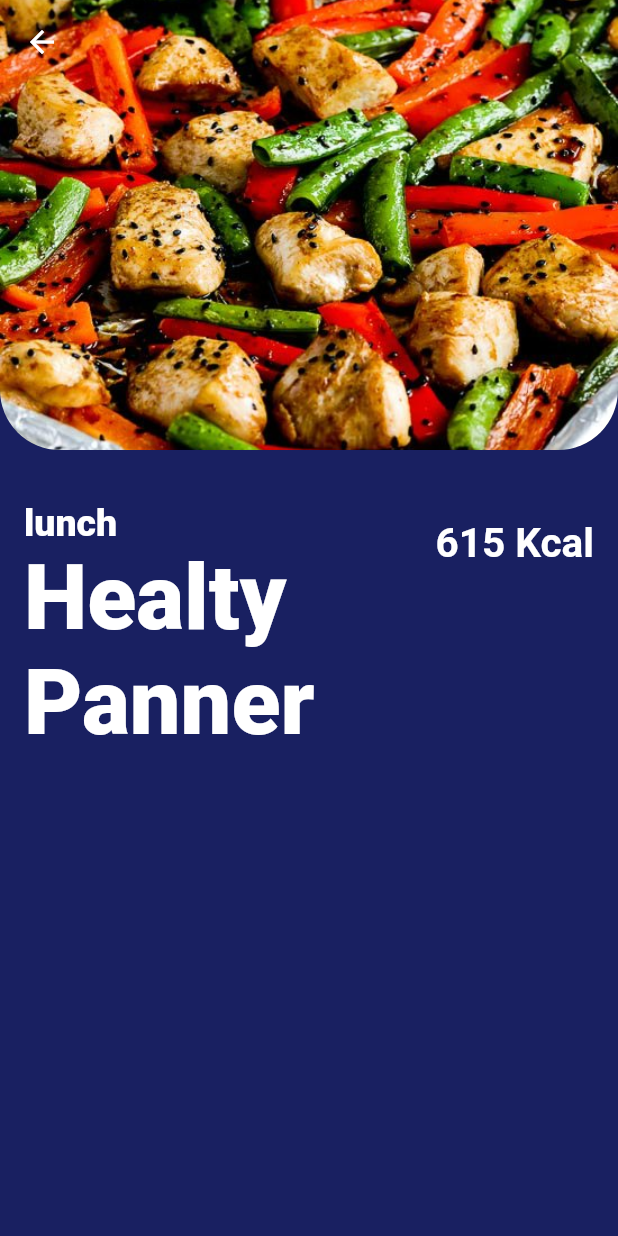
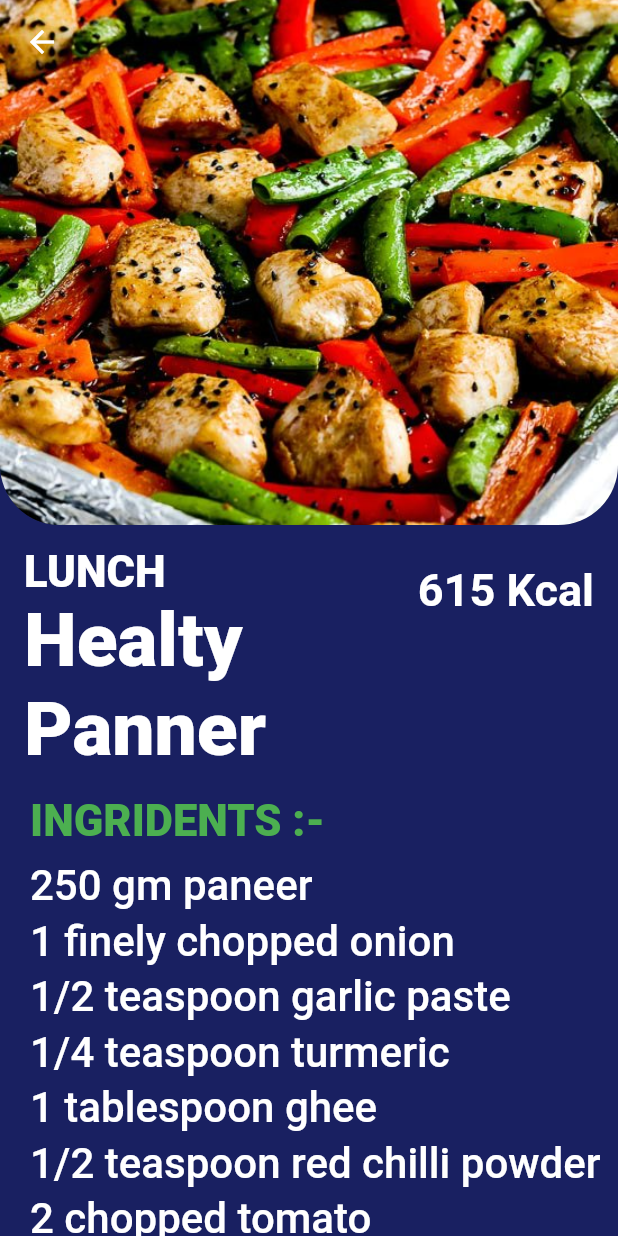
Before and after one commit to Harshad30/diet_app, a Flutter app: the screen it shows after launch, after a tap on "Lunch", on a phone screen of 412 x 824 dp. Run offline on Flutter 3.47's test engine with Material 2 defaults, Android fonts, the phone set to English and light mode, and no system bars; missing offline and left inert: dart:ffi.

Commit message:
day08 completed

```diff
--- a/lib/main.dart
+++ b/lib/main.dart
@@ -1,4 +1,4 @@
-import 'package:fitness_diet/scrool.dart';
+// import 'package:fitness_diet/scrool.dart';
 import 'package:fitness_diet/ui/pages/profile.dart';
 import 'package:flutter/material.dart';
 
--- a/lib/model/meal.dart
+++ b/lib/model/meal.dart
@@ -1,7 +1,11 @@
 class Meal {
   final String mealTime, name, imagePath, kiloCalories, timeTaken;
+  final String preparation;
+  final List ingridents;
 
   Meal({
+    required this.preparation,
+    required this.ingridents,
     required this.mealTime,
     required this.name,
     required this.imagePath,
@@ -17,13 +21,55 @@ final meals = [
       kiloCalories: "271",
       timeTaken: "10",
       imagePath: "assets/sprouts.jpg",
-  ),
+      ingridents: [
+        "• 2 cups of sprouted moong beans",
+        "• 1 small or medium sized onion, finely chopped,"
+            "• 1 medium sized tomato, finely chopped",
+        "• 1 green chilli (optional), finely chopped",
+        "• 1/4 tsp red chilli powder",
+        "• 1/2 tsp chaat masala (optional)",
+        "• 1 tsp lemon juice or as required",
+        "• 1 boiled potato or sweet potato (optional)",
+        "• A few coriander leaves and lemon slices for garnishing",
+        "• Rock salt or black salt as required],",
+      ],
+      preparation: ''' Rinse the sprouted moong beans in water.
+ You can either steam them or boil them till they are completely cooked.
+ Strain the cooked sprouts.
+ Mix all the ingredients except the salt and lemon juice in a bowl.
+ Season with salt and add a few drops of lemon juice. Garnish with lemon slices and coriander leaves.
+ Serve immediately.'''),
   Meal(
     mealTime: "Lunch",
     name: "Healty Panner",
     kiloCalories: "615",
     timeTaken: "15",
     imagePath: "assets/panner.jpg",
+    ingridents: [
+      "250 gm paneer",
+      "1 finely chopped onion",
+      "1/2 teaspoon garlic paste",
+      "1/4 teaspoon turmeric",
+      "1 tablespoon ghee",
+      "1/2 teaspoon red chilli powder",
+      "2 chopped tomato",
+      "1/2 teaspoon ginger paste",
+      "1 tablespoon finely chopped coriander leaves",
+      "1/4 teaspoon garam masala powder",
+      "salt as required",
+      "1/2 teaspoon cumin powder",
+    ],
+    preparation: '''Step 1 Saute ginger-garlic paste, onion & tomatoes
+Heat oil in a pan. Add the ginger-garlic paste and stir-fry for 30 seconds. Add the onions and saute until golden. Add tomatoes and cook, stirring from time to time, for 2 minutes.
+
+Step 2 Add spices & peas
+Add turmeric powder, cumin powder, red chilli powder, garam masala powder, salt and mix well.
+
+Step 3 Reduce the flame & add paneer cubes
+Add the paneer cubes. Reduce flame and stir well. Simmer or 2 to 3 minutes. Add coriander leaves and remove them from the flame.
+
+Step 4 Remove from flame & keep the lid covered for 10 minutes
+Cover the pan with a lid and keep aside for 10 minutes. Stir well. Serve hot!''',
   ),
   Meal(
       mealTime: "Dinner",
@@ -31,5 +77,18 @@ final meals = [
       kiloCalories: "450",
       timeTaken: "17",
       imagePath: "assets/rice.jpg",
-  ),
+      ingridents: [
+        "Rinse the sprouted moong beans in water.",
+        "You can either steam them or boil them till they are completely cooked.",
+        "Strain the cooked sprouts.",
+        "Mix all the ingredients except the salt and lemon juice in a bowl.",
+        "Season with salt and add a few drops of lemon juice. Garnish with lemon slices and coriander leaves.",
+        " Serve immediately.",
+      ],
+      preparation: '''Rinse the sprouted moong beans in water.
+• You can either steam them or boil them till they are completely cooked.
+• Strain the cooked sprouts.
+• Mix all the ingredients except the salt and lemon juice in a bowl.
+• Season with salt and add a few drops of lemon juice. Garnish with lemon slices and coriander leaves.
+• Serve immediately.,'''),
 ];
--- a/lib/ui/pages/mealdetailscreen.dart
+++ b/lib/ui/pages/mealdetailscreen.dart
@@ -11,11 +11,12 @@ class MealDetailScreen extends StatelessWidget {
   Widget build(BuildContext context) {
     return Scaffold(
       backgroundColor: const Color(0xff192061),
+      resizeToAvoidBottomInset: false,
       body: CustomScrollView(
         slivers: [
           SliverAppBar(
             backgroundColor: const Color(0xFF192041),
-            expandedHeight: 300,
+            expandedHeight: 350,
             shape: RoundedRectangleBorder(
                 borderRadius: BorderRadius.all(Radius.circular(40))),
             flexibleSpace: FlexibleSpaceBar(
@@ -33,14 +34,14 @@ class MealDetailScreen extends StatelessWidget {
             delegate: SliverChildListDelegate(
               [
                 SizedBox(
-                  height: 30,
+                  height: 10,
                 ),
                 ListTile(
                   title: Text(
-                    meal.mealTime.toLowerCase(),
+                    meal.mealTime.toUpperCase(),
                     style: TextStyle(
                       fontWeight: FontWeight.w800,
-                      fontSize: 25,
+                      fontSize: 29,
                       color: Colors.white,
                     ),
                   ),
@@ -48,7 +49,7 @@ class MealDetailScreen extends StatelessWidget {
                     meal.name,
                     style: TextStyle(
                       fontWeight: FontWeight.w800,
-                      fontSize: 60,
+                      fontSize: 50,
                       color: Colors.white,
                     ),
                   ),
@@ -59,44 +60,89 @@ class MealDetailScreen extends StatelessWidget {
                         mainAxisSize: MainAxisSize.min,
                         children: [
                           SizedBox(
-                            width: 40,
+                            width: 30,
                           ),
                           Text(
                             "${meal.kiloCalories} Kcal",
                             style: TextStyle(
-                              color: Colors.white,
-                              fontWeight: FontWeight.w600,
-                              fontSize: 27,
-                            ),
+                                color: Colors.white,
+                                fontWeight: FontWeight.w600,
+                                fontSize: 30),
                           ),
                         ],
                       ),
                       SizedBox(
-                        height: 10,
+                        height: 4,
                       ),
-                      Row(
-                        mainAxisSize: MainAxisSize.min,
-                        children: [
-                          // Icon(
-                          //   Icons.access_time,
-                          //   color: Colors.white,
-                          // ),
-                          // SizedBox(
-                          //   width: 5,
-                          // ),
-                          // Text(
-                          //   "${meal.timeTaken} Mins",
-                          //   style: TextStyle(
-                          //     color: Colors.white,
-                          //     fontWeight: FontWeight.w600,
-                          //     fontSize: 27,
-                          //   ),
-                          // )
-                        ],
-                      )
                     ],
                   ),
                 ),
+                SizedBox(
+                  height: 10,
+                ),
+                Padding(
+                  padding: const EdgeInsets.only(left: 20),
+                  child: Text(
+                    "INGRIDENTS :-",
+                    style: TextStyle(
+                      fontWeight: FontWeight.w900,
+                      fontSize: 29,
+                      color: Colors.green,
+                    ),
+                  ),
+                ),
+                SizedBox(
+                  height: 10,
+                ),
+                Column(
+                  crossAxisAlignment: CrossAxisAlignment.start,
+                  mainAxisSize: MainAxisSize.max,
+                  children: [
+                    for (int i = 0; i < meal.ingridents.length; i++)
+                      Padding(
+                        padding: const EdgeInsets.only(
+                          bottom: 4,
+                          left: 20,
+                        ),
+                        child: Text(
+                          meal.ingridents[i],
+                          style: TextStyle(
+                            fontSize: 28,
+                            color: Colors.white,
+                            fontWeight: FontWeight.w500,
+                          ),
+                        ),
+                      )
+                  ],
+                ),
+                SizedBox(
+                  height: 10,
+                ),
+                Padding(
+                  padding: const EdgeInsets.only(
+                    left: 20,
+                  ),
+                  child: Text(
+                    "PREPARATION :-",
+                    style: TextStyle(
+                      fontWeight: FontWeight.w900,
+                      fontSize: 29,
+                      color: Colors.green,
+                    ),
+                  ),
+                ),
+                Padding(
+                  padding: const EdgeInsets.only(
+                      right: 16, bottom: 32, left: 20, top: 10),
+                  child: Text(
+                    meal.preparation,
+                    style: TextStyle(
+                      fontSize: 28,
+                      color: Colors.white,
+                      fontWeight: FontWeight.w500,
+                    ),
+                  ),
+                )
               ],
             ),
           ),
```
Lines whose indentation alone changed are shown as unchanged.
